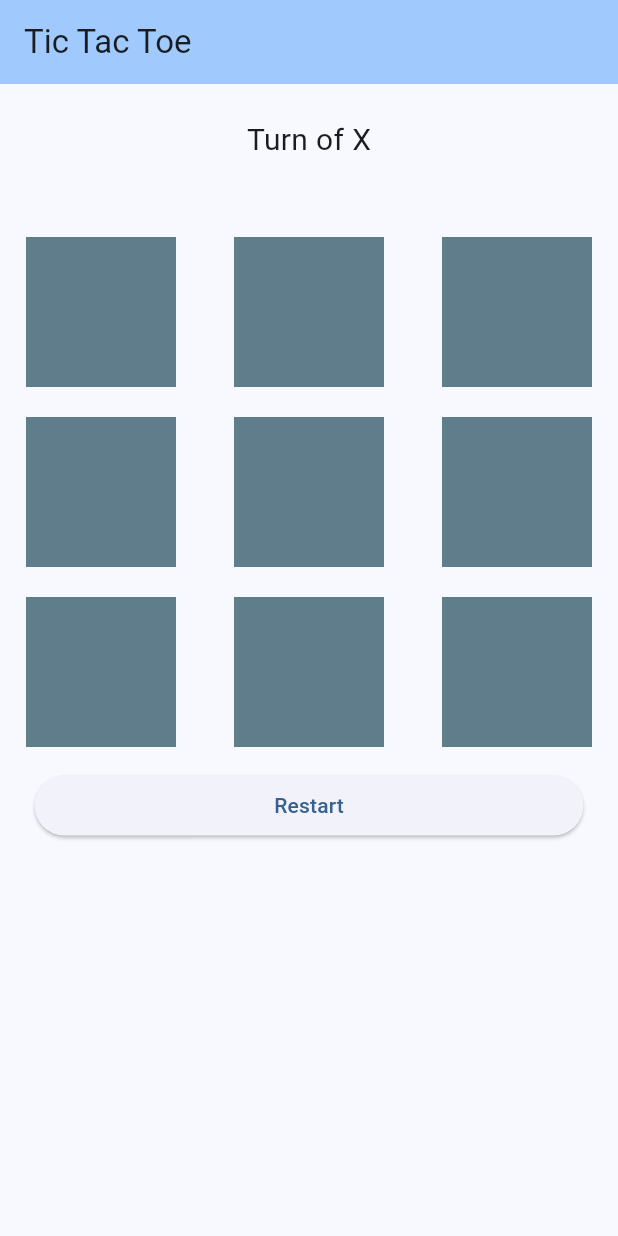
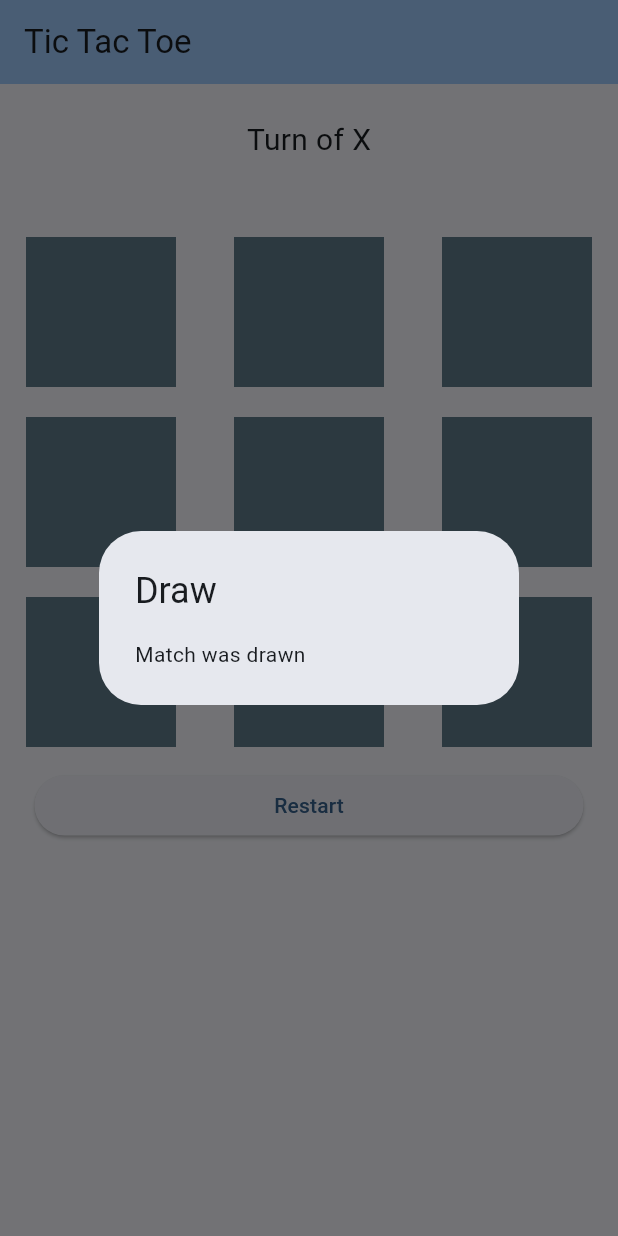
Before and after one commit to Tanujs1994/tictactieGame, a Flutter app: the screen it shows after launch, after a tap on "Restart", on a phone screen of 412 x 824 dp. Run offline on Flutter 3.47's test engine with Material 2 defaults, Android fonts, the phone set to English and light mode, and no system bars.

Commit message:
Showdialog on restart button

```diff
--- a/lib/main.dart
+++ b/lib/main.dart
@@ -169,6 +169,14 @@ class _MyHomePageState extends State<MyHomePage> {
                         allCells = ["", "", "", "", "", "", "", "", "", ""];
                         isOdd = true;
                       });
+                      showDialog(
+                          context: context,
+                          builder: (ctx) {
+                            return AlertDialog(
+                              title: Text('Draw'),
+                              content: Text('Match was drawn'),
+                            );
+                          });
                     },
                     child: Text('Restart')),
               )
```
